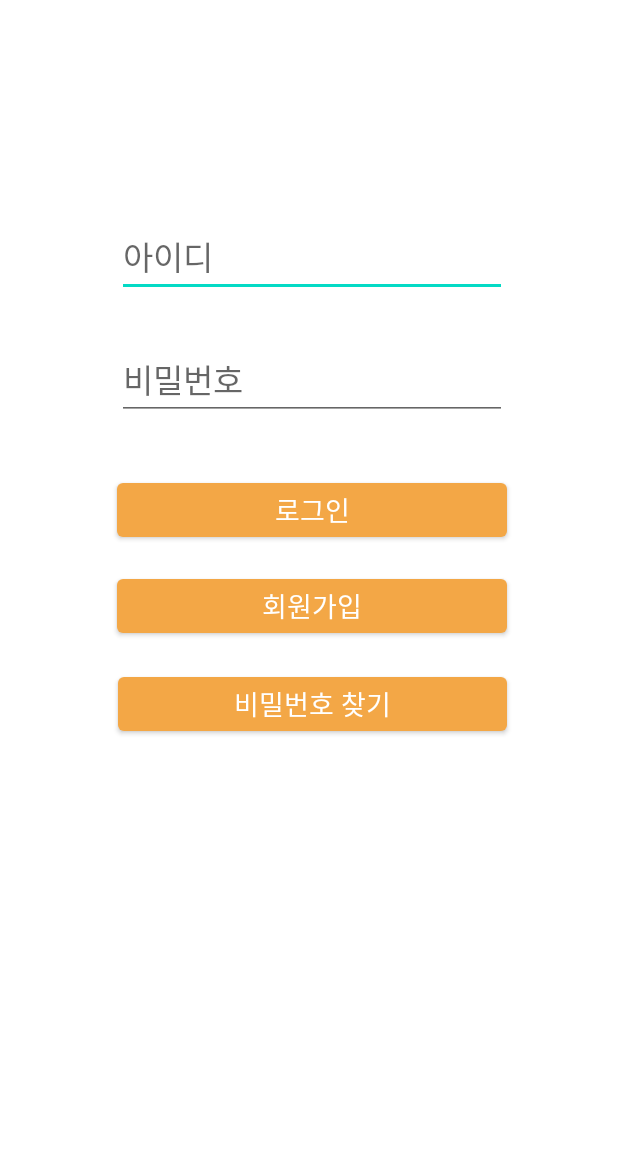
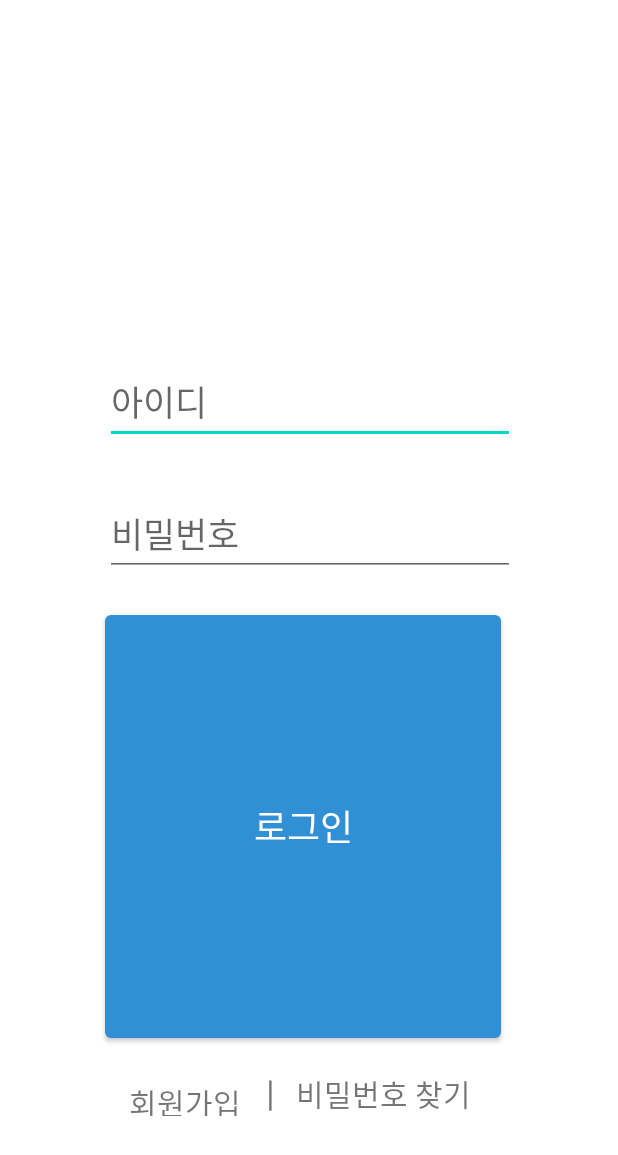
Before and after one commit to JaewookYeon/Hanium_demo, an Android app: the screen it shows after launch (LoginActivity), on a phone screen of 412 x 824 dp. Shown: the top 1155 px of the screen. Run offline under Robolectric (Android 15) with nearby library versions, the phone set to English and light mode, and no system bars; our stand-ins replace Volley.

Commit message:
레이아웃 수정

```diff
--- a/app/src/main/java/com/example/registerloginexample/LoginActivity.java
+++ b/app/src/main/java/com/example/registerloginexample/LoginActivity.java
@@ -6,6 +6,7 @@ import android.os.Bundle;
 import android.view.View;
 import android.widget.Button;
 import android.widget.EditText;
+import android.widget.TextView;
 import android.widget.Toast;
 import com.android.volley.RequestQueue;
 import com.android.volley.Response;
@@ -14,8 +15,9 @@ import org.json.JSONException;
 import org.json.JSONObject;
 
 public class LoginActivity extends AppCompatActivity {
+    private TextView btn_register1;
     private EditText et_id2, et_pass2;
-    private Button btn_login, btn_register2, btn_home;
+    private Button btn_login, btn_home;
 
     @Override
     protected void onCreate(Bundle savedInstanceState) {
@@ -24,11 +26,11 @@ public class LoginActivity extends AppCompatActivity {
 
         et_id2 = findViewById(R.id.et_id2);
         et_pass2 = findViewById(R.id.et_pass2);
+        btn_register1 = findViewById(R.id.btn_register1);
         btn_login = findViewById(R.id.btn_login);
-        btn_register2 = findViewById(R.id.btn_register2);
 
         // 회원가입 버튼을 클릭 시 수행
-        btn_register2.setOnClickListener(new View.OnClickListener() {
+        btn_register1.setOnClickListener(new View.OnClickListener() {
             @Override
             public void onClick(View view) {
                 Intent intent = new Intent(LoginActivity.this, RegisterActivity.class);
--- a/app/src/main/res/layout/activity_login.xml
+++ b/app/src/main/res/layout/activity_login.xml
@@ -11,14 +11,16 @@
         android:layout_width="wrap_content"
         android:layout_height="wrap_content"
         android:layout_marginStart="8dp"
-        android:layout_marginTop="144dp"
+        android:layout_marginTop="240dp"
         android:layout_marginEnd="8dp"
         android:ems="10"
+        android:fontFamily="@font/nanumsquareneoregular"
         android:hint="아이디"
         android:inputType="text"
         android:textAppearance="@style/TextAppearance.AppCompat.Large"
+        android:textSize="23sp"
         app:layout_constraintEnd_toEndOf="parent"
-        app:layout_constraintHorizontal_bias="0.517"
+        app:layout_constraintHorizontal_bias="0.506"
         app:layout_constraintStart_toStartOf="parent"
         app:layout_constraintTop_toTopOf="parent" />
 
@@ -27,51 +29,68 @@
         android:layout_width="wrap_content"
         android:layout_height="wrap_content"
         android:layout_marginStart="8dp"
-        android:layout_marginTop="28dp"
+        android:layout_marginTop="32dp"
         android:layout_marginEnd="8dp"
         android:ems="10"
+        android:fontFamily="@font/nanumsquareneoregular"
         android:hint="비밀번호"
         android:inputType="textPassword"
         android:textAppearance="@style/TextAppearance.AppCompat.Large"
+        android:textSize="23sp"
         app:layout_constraintEnd_toEndOf="@+id/et_id2"
         app:layout_constraintStart_toStartOf="@+id/et_id2"
         app:layout_constraintTop_toBottomOf="@+id/et_id2" />
 
     <Button
         android:id="@+id/btn_login"
-        android:layout_width="0dp"
-        android:layout_height="wrap_content"
-        android:layout_marginTop="36dp"
+        android:layout_width="264dp"
+        android:layout_height="0dp"
+        android:layout_marginTop="404dp"
+        android:layout_marginBottom="13dp"
+        android:fontFamily="@font/nanumsquareneoregular"
         android:text="로그인"
         android:textAppearance="@style/TextAppearance.AppCompat.Medium"
+        android:textSize="24sp"
+        app:layout_constraintBottom_toTopOf="@+id/textView4"
         app:layout_constraintEnd_toEndOf="@+id/et_pass2"
         app:layout_constraintHorizontal_bias="0.0"
         app:layout_constraintStart_toStartOf="@+id/et_pass2"
-        app:layout_constraintTop_toBottomOf="@+id/et_pass2" />
+        app:layout_constraintTop_toTopOf="parent" />
 
-    <Button
-        android:id="@+id/btn_register2"
-        android:layout_width="0dp"
+    <TextView
+        android:id="@+id/textView4"
+        android:layout_width="wrap_content"
         android:layout_height="wrap_content"
-        android:layout_marginTop="16dp"
+        android:layout_marginBottom="80dp"
+        android:text="|"
+        android:textSize="24sp"
+        app:layout_constraintBottom_toBottomOf="parent"
+        app:layout_constraintEnd_toStartOf="@+id/btn_findPass1"
+        app:layout_constraintStart_toEndOf="@+id/btn_register1"
+        app:layout_constraintTop_toBottomOf="@+id/btn_login" />
+
+    <TextView
+        android:id="@+id/btn_register1"
+        android:layout_width="77dp"
+        android:layout_height="24dp"
+        android:layout_marginStart="16dp"
+        android:layout_marginBottom="80dp"
+        android:fontFamily="@font/nanumsquareneoregular"
         android:text="회원가입"
-        android:textAppearance="@style/TextAppearance.AppCompat.Medium"
+        android:textSize="20sp"
         app:layout_constraintBottom_toBottomOf="parent"
-        app:layout_constraintEnd_toEndOf="@+id/btn_login"
-        app:layout_constraintHorizontal_bias="0.0"
-        app:layout_constraintStart_toStartOf="@+id/btn_login"
-        app:layout_constraintTop_toBottomOf="@+id/btn_login"
-        app:layout_constraintVertical_bias="0.0" />
+        app:layout_constraintStart_toStartOf="@+id/btn_login" />
 
-    <Button
-        android:id="@+id/btn_findPass"
-        android:layout_width="259dp"
+    <TextView
+        android:id="@+id/btn_findPass1"
+        android:layout_width="wrap_content"
         android:layout_height="wrap_content"
-        android:layout_marginTop="17dp"
+        android:layout_marginEnd="20dp"
+        android:layout_marginBottom="80dp"
+        android:fontFamily="@font/nanumsquareneoregular"
         android:text="비밀번호 찾기"
-        android:textAppearance="@style/TextAppearance.AppCompat.Medium"
-        app:layout_constraintEnd_toEndOf="@+id/btn_register2"
-        app:layout_constraintStart_toStartOf="@+id/btn_register2"
-        app:layout_constraintTop_toBottomOf="@+id/btn_register2" />
+        android:textSize="20sp"
+        app:layout_constraintBottom_toBottomOf="parent"
+        app:layout_constraintEnd_toEndOf="@+id/btn_login" />
 
 </androidx.constraintlayout.widget.ConstraintLayout>
--- a/app/src/main/res/layout/frag1.xml
+++ b/app/src/main/res/layout/frag1.xml
@@ -18,6 +18,7 @@
             android:layout_height="wrap_content"
             android:layout_marginTop="28dp"
             android:text="  나의 냉장고"
+            android:fontFamily="@font/nanumsquareneoregular"
             android:textAppearance="@style/TextAppearance.AppCompat.Large"
             android:textSize="28sp"
             android:textStyle="bold"
@@ -44,6 +45,7 @@
             android:layout_marginBottom="112dp"
             android:backgroundTint="#DBDDDC"
             android:text="Open"
+            android:fontFamily="@font/nanumsquareneoregular"
             android:textAppearance="@style/TextAppearance.AppCompat.Display1"
             android:textColor="#000000"
             android:textSize="34sp"
--- a/app/src/main/res/layout/frag2.xml
+++ b/app/src/main/res/layout/frag2.xml
@@ -17,6 +17,7 @@
         android:drawableTint="#131313"
         android:gravity="center"
         android:text="이달의 나눔왕"
+        android:fontFamily="@font/nanumsquareneoregular"
         android:textColor="#131313"
         android:textSize="18sp"
         android:textStyle="bold"
@@ -46,6 +47,7 @@
                 android:layout_marginStart="4dp"
                 android:layout_marginTop="4dp"
                 android:text="1.AI도 먹잘알"
+                android:fontFamily="@font/nanumsquareneoregular"
                 android:textColor="#131313"
                 android:textSize="10sp"
                 android:textStyle="bold"
@@ -72,6 +74,7 @@
                 android:layout_marginStart="8dp"
                 android:layout_marginTop="4dp"
                 android:text="2. 공유"
+                android:fontFamily="@font/nanumsquareneoregular"
                 android:textColor="#131313"
                 android:textSize="10sp"
                 android:textStyle="bold"
@@ -97,6 +100,7 @@
                 android:layout_marginStart="8dp"
                 android:layout_marginTop="4dp"
                 android:text="3. 마음냉장고"
+                android:fontFamily="@font/nanumsquareneoregular"
                 android:textColor="#131313"
                 android:textSize="10sp"
                 android:textStyle="bold"
@@ -170,6 +174,7 @@
                 android:paddingStart="16dp"
                 android:paddingEnd="16dp"
                 android:text="미리보기"
+                android:fontFamily="@font/nanumsquareneoregular"
                 android:textSize="18sp"
                 android:textStyle="bold" />
 
--- a/app/src/main/res/layout/frag3.xml
+++ b/app/src/main/res/layout/frag3.xml
@@ -25,6 +25,7 @@
         android:marqueeRepeatLimit="marquee_forever"
         android:singleLine="true"
         android:text=" ※공지사항※  한이음 프로젝트 화이팅♥ 한이음은 왜 한이음일까 가나다라마바사 에헤이"
+        android:fontFamily="@font/nanumsquareneoregular"
         android:textAppearance="@style/TextAppearance.AppCompat.Body2"
         android:textSize="20sp" />
 
@@ -62,6 +63,7 @@
             android:layout_marginBottom="204dp"
             android:background="#0000BCD4"
             android:text="[금주의 인기게시물]\n 제목: 한이음\n내용: AI도 먹잘알\n작성자: 경아유혜림류민서킴"
+            android:fontFamily="@font/nanumsquareneoregular"
             android:textColor="#000000"
             android:textSize="16sp"
             tools:ignore="HardcodedText" />
@@ -84,6 +86,7 @@
             android:layout_marginTop="50dp"
             android:layout_marginBottom="184dp"
             android:text="공유냉장고란?"
+            android:fontFamily="@font/nanumsquareneoregular"
             android:textAppearance="@style/TextAppearance.AppCompat.Body2"
             android:textSize="34sp"
             app:layout_constraintBottom_toTopOf="@+id/imageView4"
@@ -100,6 +103,7 @@
             android:layout_marginEnd="38dp"
             android:layout_marginBottom="158dp"
             android:text="공유냉장고는 누구나 자유롭게 음식을 채우거나 가져갈 수 있는 냉장고입니다. 음식과 식재료를 넣어두면 필요한 사람은 무료로 가져갈 수 있어요. 공유냉장고를 이용하면 버려지는 음식을 줄이고, 취약계층에게도 도움이 된답니다."
+            android:fontFamily="@font/nanumsquareneoregular"
             app:layout_constraintBottom_toBottomOf="parent"
             app:layout_constraintEnd_toEndOf="parent"
             app:layout_constraintHorizontal_bias="0.75"
--- a/app/src/main/res/layout/frag4.xml
+++ b/app/src/main/res/layout/frag4.xml
@@ -26,6 +26,7 @@
             android:layout_marginEnd="8dp"
             android:layout_marginBottom="8dp"
             android:text="[금주의 인기게시물]\n 제목: 한이음\n내용: AI도 먹잘알\n작성자: 경아유혜림류민서킴"
+            android:fontFamily="@font/nanumsquareneoregular"
             android:textColor="#000000"
             android:textSize="16sp"
             tools:ignore="HardcodedText" />
--- a/app/src/main/res/values/colors.xml
+++ b/app/src/main/res/values/colors.xml
@@ -1,7 +1,7 @@
 <?xml version="1.0" encoding="utf-8"?>
 <resources>
     <color name="purple_200">#FFBB86FC</color>
-    <color name="yellow">#F3A746</color>
+    <color name="blue">#308FD5</color>
     <color name="purple_700">#FF3700B3</color>
     <color name="teal_200">#FF03DAC5</color>
     <color name="teal_700">#FF018786</color>
--- a/app/src/main/res/values/themes.xml
+++ b/app/src/main/res/values/themes.xml
@@ -4,7 +4,7 @@
         <item name="windowNoTitle">true</item>
         <item name="android:windowFullscreen">true</item>
         <!-- Primary brand color. -->
-        <item name="colorPrimary">@color/yellow</item>
+        <item name="colorPrimary">@color/blue</item>
         <item name="colorPrimaryVariant">@color/purple_700</item>
         <item name="colorOnPrimary">@color/white</item>
         <!-- Secondary brand color. -->
```
